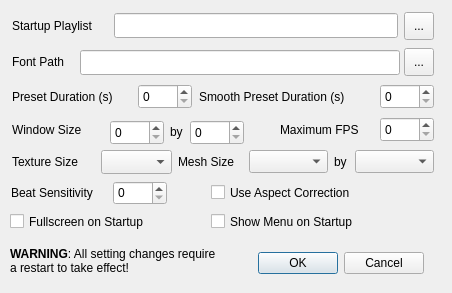
Before: the Qt Designer form src/qprojectM/src/QProjectMConfigDialog.ui in projectM-visualizer/projectm, drawn with Qt 5.
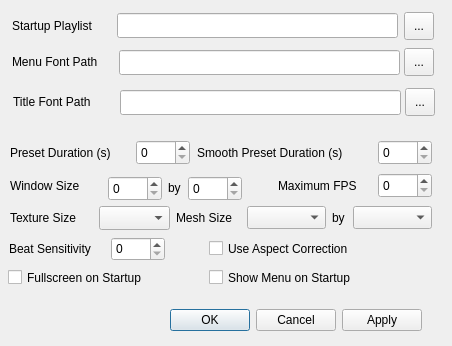
After: the same form once the commit is applied.

Commit message: added mild error handling to writeConfig() and made it static. some work on config ui and dialog implementation

What changed in the file:
```diff
--- a/src/qprojectM/src/QProjectMConfigDialog.ui
+++ b/src/qprojectM/src/QProjectMConfigDialog.ui
@@ -6,7 +6,7 @@
     <x>0</x>
     <y>0</y>
     <width>452</width>
-    <height>293</height>
+    <height>346</height>
    </rect>
   </property>
   <property name="windowTitle" >
@@ -17,7 +17,7 @@
     <rect>
      <x>12</x>
      <y>48</y>
-     <width>60</width>
+     <width>100</width>
      <height>28</height>
     </rect>
    </property>
@@ -34,7 +34,7 @@
     </size>
    </property>
    <property name="text" >
-    <string>Font Path</string>
+    <string>Menu Font Path</string>
    </property>
   </widget>
   <widget class="QToolButton" name="fontPathToolButton" >
@@ -53,9 +53,9 @@
   <widget class="QLineEdit" name="fontPathLineEdit" >
    <property name="geometry" >
     <rect>
-     <x>80</x>
+     <x>119</x>
      <y>50</y>
-     <width>320</width>
+     <width>281</width>
      <height>25</height>
     </rect>
    </property>
@@ -113,9 +113,9 @@
   <widget class="QLineEdit" name="startupPlaylistLineEdit" >
    <property name="geometry" >
     <rect>
-     <x>114</x>
+     <x>117</x>
      <y>13</y>
-     <width>284</width>
+     <width>281</width>
      <height>25</height>
     </rect>
    </property>
@@ -135,8 +135,8 @@
   <widget class="QLabel" name="label_3" >
    <property name="geometry" >
     <rect>
-     <x>12</x>
-     <y>84</y>
+     <x>10</x>
+     <y>140</y>
      <width>121</width>
      <height>25</height>
     </rect>
@@ -148,8 +148,8 @@
   <widget class="QSpinBox" name="presetDurationSpinBox" >
    <property name="geometry" >
     <rect>
-     <x>138</x>
-     <y>84</y>
+     <x>136</x>
+     <y>140</y>
      <width>54</width>
      <height>25</height>
     </rect>
@@ -164,8 +164,8 @@
   <widget class="QLabel" name="label_4" >
    <property name="geometry" >
     <rect>
-     <x>199</x>
-     <y>84</y>
+     <x>197</x>
+     <y>140</y>
      <width>176</width>
      <height>25</height>
     </rect>
@@ -177,8 +177,8 @@
   <widget class="QSpinBox" name="smoothPresetDurationSpinBox" >
    <property name="geometry" >
     <rect>
-     <x>380</x>
-     <y>84</y>
+     <x>378</x>
+     <y>140</y>
      <width>54</width>
      <height>25</height>
     </rect>
@@ -193,8 +193,8 @@
   <widget class="QLabel" name="label_5" >
    <property name="geometry" >
     <rect>
-     <x>12</x>
-     <y>117</y>
+     <x>10</x>
+     <y>173</y>
      <width>115</width>
      <height>25</height>
     </rect>
@@ -212,8 +212,8 @@
   <widget class="QLabel" name="label_6" >
    <property name="geometry" >
     <rect>
-     <x>280</x>
-     <y>120</y>
+     <x>278</x>
+     <y>176</y>
      <width>101</width>
      <height>20</height>
     </rect>
@@ -231,8 +231,8 @@
   <widget class="QSpinBox" name="maxFPSSpinBox" >
    <property name="geometry" >
     <rect>
-     <x>380</x>
-     <y>117</y>
+     <x>378</x>
+     <y>173</y>
      <width>54</width>
      <height>25</height>
     </rect>
@@ -253,8 +253,8 @@
   <widget class="QSpinBox" name="windowHeightSpinBox" >
    <property name="geometry" >
     <rect>
-     <x>110</x>
-     <y>120</y>
+     <x>108</x>
+     <y>176</y>
      <width>54</width>
      <height>25</height>
     </rect>
@@ -275,8 +275,8 @@
   <widget class="QLabel" name="label_10" >
    <property name="geometry" >
     <rect>
-     <x>334</x>
-     <y>150</y>
+     <x>332</x>
+     <y>206</y>
      <width>16</width>
      <height>23</height>
     </rect>
@@ -294,8 +294,8 @@
   <widget class="QLabel" name="label_7" >
    <property name="geometry" >
     <rect>
-     <x>12</x>
-     <y>150</y>
+     <x>10</x>
+     <y>206</y>
      <width>81</width>
      <height>23</height>
     </rect>
@@ -313,8 +313,8 @@
   <widget class="QComboBox" name="textureSizeComboBox" >
    <property name="geometry" >
     <rect>
-     <x>101</x>
-     <y>150</y>
+     <x>99</x>
+     <y>206</y>
      <width>71</width>
      <height>24</height>
     </rect>
@@ -332,8 +332,8 @@
   <widget class="QComboBox" name="meshSizeYComboBox" >
    <property name="geometry" >
     <rect>
-     <x>355</x>
-     <y>150</y>
+     <x>353</x>
+     <y>206</y>
      <width>79</width>
      <height>23</height>
     </rect>
@@ -348,8 +348,8 @@
   <widget class="QLabel" name="label_8" >
    <property name="geometry" >
     <rect>
-     <x>178</x>
-     <y>150</y>
+     <x>176</x>
+     <y>206</y>
      <width>65</width>
      <height>23</height>
     </rect>
@@ -367,8 +367,8 @@
   <widget class="QComboBox" name="meshSizeXComboBox" >
    <property name="geometry" >
     <rect>
-     <x>249</x>
-     <y>150</y>
+     <x>247</x>
+     <y>206</y>
      <width>79</width>
      <height>23</height>
     </rect>
@@ -383,8 +383,8 @@
   <widget class="QCheckBox" name="fullscreenOnStartupCheckBox" >
    <property name="geometry" >
     <rect>
-     <x>10</x>
-     <y>210</y>
+     <x>8</x>
+     <y>266</y>
      <width>156</width>
      <height>23</height>
     </rect>
@@ -402,8 +402,8 @@
   <widget class="QCheckBox" name="menuOnStartupCheckBox" >
    <property name="geometry" >
     <rect>
-     <x>211</x>
-     <y>210</y>
+     <x>209</x>
+     <y>266</y>
      <width>166</width>
      <height>23</height>
     </rect>
@@ -418,52 +418,27 @@
     <string>Show Menu on Startup</string>
    </property>
   </widget>
-  <widget class="QLabel" name="label_9" >
-   <property name="geometry" >
-    <rect>
-     <x>10</x>
-     <y>242</y>
-     <width>206</width>
-     <height>38</height>
-    </rect>
-   </property>
-   <property name="sizePolicy" >
-    <sizepolicy vsizetype="Preferred" hsizetype="MinimumExpanding" >
-     <horstretch>0</horstretch>
-     <verstretch>0</verstretch>
-    </sizepolicy>
-   </property>
-   <property name="text" >
-    <string>&lt;B>WARNING&lt;/B>: All setting changes require a restart to take effect!</string>
-   </property>
-   <property name="textFormat" >
-    <enum>Qt::AutoText</enum>
-   </property>
-   <property name="wordWrap" >
-    <bool>true</bool>
-   </property>
-  </widget>
   <widget class="QDialogButtonBox" name="buttonBox" >
    <property name="geometry" >
     <rect>
-     <x>219</x>
-     <y>249</y>
-     <width>205</width>
-     <height>29</height>
+     <x>11</x>
+     <y>305</y>
+     <width>411</width>
+     <height>30</height>
     </rect>
    </property>
    <property name="orientation" >
     <enum>Qt::Horizontal</enum>
    </property>
    <property name="standardButtons" >
-    <set>QDialogButtonBox::Cancel|QDialogButtonBox::NoButton|QDialogButtonBox::Ok</set>
+    <set>QDialogButtonBox::Apply|QDialogButtonBox::Cancel|QDialogButtonBox::NoButton|QDialogButtonBox::Ok</set>
    </property>
   </widget>
   <widget class="QSpinBox" name="windowWidthSpinBox" >
    <property name="geometry" >
     <rect>
-     <x>190</x>
-     <y>120</y>
+     <x>188</x>
+     <y>176</y>
      <width>54</width>
      <height>25</height>
     </rect>
@@ -478,8 +453,8 @@
   <widget class="QLabel" name="label_11" >
    <property name="geometry" >
     <rect>
-     <x>170</x>
-     <y>120</y>
+     <x>168</x>
+     <y>176</y>
      <width>16</width>
      <height>23</height>
     </rect>
@@ -497,8 +472,8 @@
   <widget class="QCheckBox" name="useAspectCorrectionCheckBox" >
    <property name="geometry" >
     <rect>
-     <x>211</x>
-     <y>181</y>
+     <x>209</x>
+     <y>237</y>
      <width>166</width>
      <height>23</height>
     </rect>
@@ -516,8 +491,8 @@
   <widget class="QSpinBox" name="beatSensitivitySpinBox" >
    <property name="geometry" >
     <rect>
-     <x>113</x>
-     <y>181</y>
+     <x>111</x>
+     <y>237</y>
      <width>54</width>
      <height>24</height>
     </rect>
@@ -532,8 +507,8 @@
   <widget class="QLabel" name="label_12" >
    <property name="geometry" >
     <rect>
-     <x>11</x>
-     <y>181</y>
+     <x>9</x>
+     <y>237</y>
      <width>96</width>
      <height>24</height>
     </rect>
@@ -548,6 +523,66 @@
     <string>Beat Sensitivity</string>
    </property>
   </widget>
+  <widget class="QToolButton" name="titleFontPathToolButton" >
+   <property name="geometry" >
+    <rect>
+     <x>405</x>
+     <y>88</y>
+     <width>30</width>
+     <height>28</height>
+    </rect>
+   </property>
+   <property name="text" >
+    <string>...</string>
+   </property>
+  </widget>
+  <widget class="QLabel" name="label_9" >
+   <property name="geometry" >
+    <rect>
+     <x>13</x>
+     <y>88</y>
+     <width>100</width>
+     <height>28</height>
+    </rect>
+   </property>
+   <property name="sizePolicy" >
+    <sizepolicy vsizetype="Preferred" hsizetype="MinimumExpanding" >
+     <horstretch>0</horstretch>
+     <verstretch>0</verstretch>
+    </sizepolicy>
+   </property>
+   <property name="minimumSize" >
+    <size>
+     <width>50</width>
+     <height>0</height>
+    </size>
+   </property>
+   <property name="text" >
+    <string>Title Font Path</string>
+   </property>
+  </widget>
+  <widget class="QLineEdit" name="titleFontPathLineEdit" >
+   <property name="geometry" >
+    <rect>
+     <x>120</x>
+     <y>90</y>
+     <width>281</width>
+     <height>25</height>
+    </rect>
+   </property>
+   <property name="sizePolicy" >
+    <sizepolicy vsizetype="Fixed" hsizetype="Expanding" >
+     <horstretch>2</horstretch>
+     <verstretch>0</verstretch>
+    </sizepolicy>
+   </property>
+   <property name="toolTip" >
+    <string>&lt;html>&lt;head>&lt;meta name="qrichtext" content="1" />&lt;style type="text/css">
+p, li { white-space: pre-wrap; }
+&lt;/style>&lt;/head>&lt;body style=" font-family:'Sans Serif'; font-size:10pt; font-weight:400; font-style:normal;">
+&lt;p style=" margin-top:0px; margin-bottom:0px; margin-left:0px; margin-right:0px; -qt-block-indent:0; text-indent:0px;">Changes the path projectM will use to search for opengl fonts&lt;/p>&lt;/body>&lt;/html></string>
+   </property>
+  </widget>
  </widget>
  <resources/>
  <connections/>
```
Left out of the diff: 2 changed lines with no effect on the pictures. The commit also changes 3 other files.
